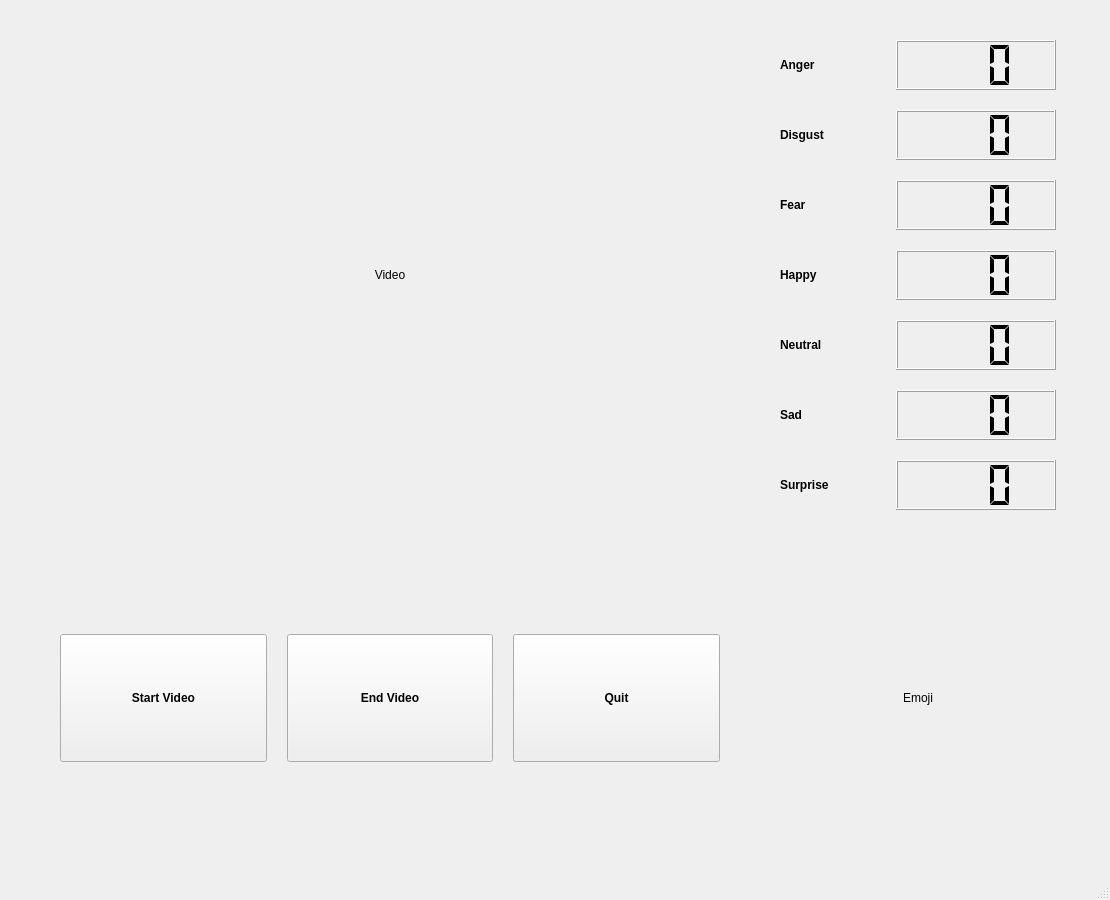
Before: the Qt Designer form userinterface.ui in tsweedie/Final, drawn with Qt 5.
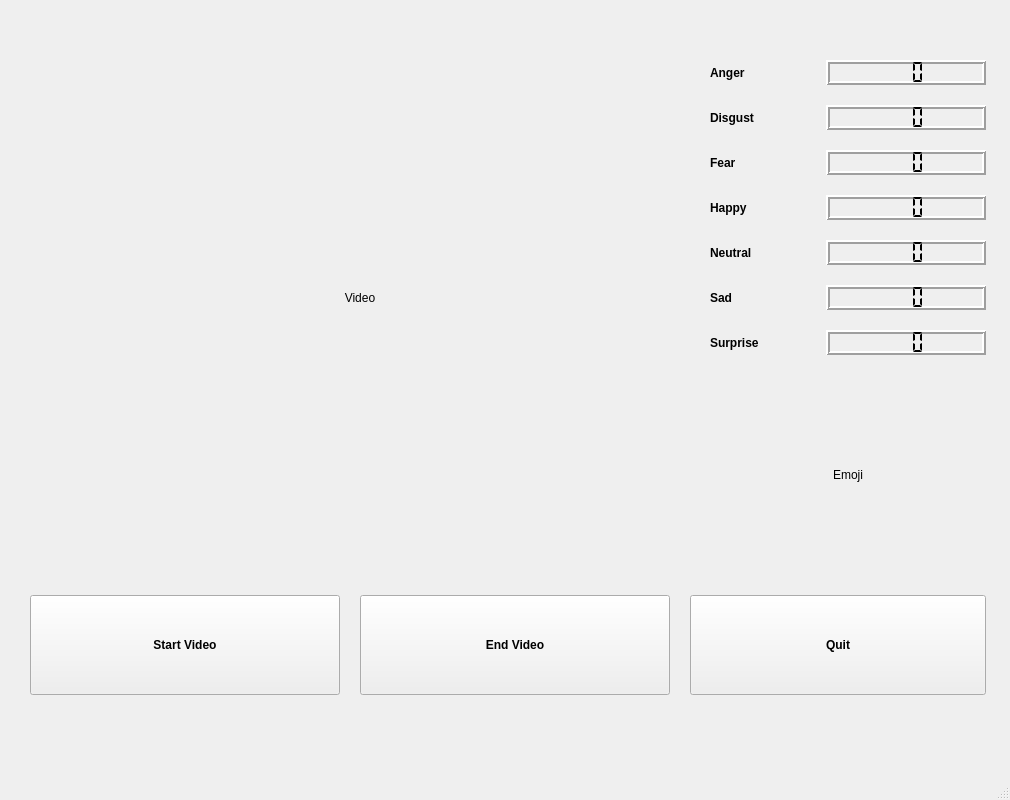
After: the same form once the commit is applied. Icons and pictures are not drawn.

What changed in the file:
```diff
--- a/userinterface.ui
+++ b/userinterface.ui
@@ -6,8 +6,8 @@
    <rect>
     <x>0</x>
     <y>0</y>
-    <width>1110</width>
-    <height>900</height>
+    <width>1010</width>
+    <height>800</height>
    </rect>
   </property>
   <property name="sizePolicy">
@@ -18,8 +18,8 @@
   </property>
   <property name="minimumSize">
    <size>
-    <width>1110</width>
-    <height>900</height>
+    <width>1010</width>
+    <height>800</height>
    </size>
   </property>
   <property name="cursor">
@@ -39,13 +39,13 @@
    <widget class="QWidget" name="gridLayoutWidget">
     <property name="geometry">
      <rect>
-      <x>40</x>
-      <y>20</y>
-      <width>1036</width>
-      <height>866</height>
+      <x>10</x>
+      <y>0</y>
+      <width>996</width>
+      <height>877</height>
      </rect>
     </property>
-    <layout class="QGridLayout" name="gridLayout" rowstretch="0,0,0,0,0,0,0,0,0,0,0" columnstretch="0,0,0,0,0,0">
+    <layout class="QGridLayout" name="gridLayout" rowstretch="0,0,0,0,0,0,0,0,0,0,0" columnstretch="0,0,0,0,0">
      <property name="sizeConstraint">
       <enum>QLayout::SetFixedSize</enum>
      </property>
@@ -55,29 +55,7 @@
      <property name="spacing">
       <number>20</number>
      </property>
-     <item row="5" column="5">
-      <widget class="QLCDNumber" name="lcd6">
-       <property name="sizePolicy">
-        <sizepolicy hsizetype="MinimumExpanding" vsizetype="MinimumExpanding">
-         <horstretch>0</horstretch>
-         <verstretch>0</verstretch>
-        </sizepolicy>
-       </property>
-       <property name="minimumSize">
-        <size>
-         <width>160</width>
-         <height>50</height>
-        </size>
-       </property>
-       <property name="numDigits">
-        <number>3</number>
-       </property>
-       <property name="segmentStyle">
-        <enum>QLCDNumber::Flat</enum>
-       </property>
-      </widget>
-     </item>
-     <item row="9" column="0" colspan="6">
+     <item row="10" column="0" colspan="5">
       <spacer name="horizontalSpacer_2">
        <property name="orientation">
         <enum>Qt::Horizontal</enum>
@@ -90,7 +68,41 @@
        </property>
       </spacer>
      </item>
-     <item row="8" column="1">
+     <item row="9" column="0">
+      <widget class="QPushButton" name="startVideoButton">
+       <property name="sizePolicy">
+        <sizepolicy hsizetype="MinimumExpanding" vsizetype="Fixed">
+         <horstretch>0</horstretch>
+         <verstretch>0</verstretch>
+        </sizepolicy>
+       </property>
+       <property name="minimumSize">
+        <size>
+         <width>100</width>
+         <height>100</height>
+        </size>
+       </property>
+       <property name="font">
+        <font>
+         <weight>75</weight>
+         <bold>true</bold>
+        </font>
+       </property>
+       <property name="text">
+        <string>Start Video</string>
+       </property>
+       <property name="autoDefault">
+        <bool>false</bool>
+       </property>
+       <property name="default">
+        <bool>false</bool>
+       </property>
+       <property name="flat">
+        <bool>false</bool>
+       </property>
+      </widget>
+     </item>
+     <item row="9" column="1">
       <widget class="QPushButton" name="endVideoButton">
        <property name="sizePolicy">
         <sizepolicy hsizetype="MinimumExpanding" vsizetype="Fixed">
@@ -100,8 +112,8 @@
        </property>
        <property name="minimumSize">
         <size>
-         <width>120</width>
-         <height>128</height>
+         <width>100</width>
+         <height>100</height>
         </size>
        </property>
        <property name="font">
@@ -115,33 +127,8 @@
        </property>
       </widget>
      </item>
-     <item row="8" column="2">
-      <widget class="QPushButton" name="quitVideoButton">
-       <property name="sizePolicy">
-        <sizepolicy hsizetype="MinimumExpanding" vsizetype="Fixed">
-         <horstretch>0</horstretch>
-         <verstretch>0</verstretch>
-        </sizepolicy>
-       </property>
-       <property name="minimumSize">
-        <size>
-         <width>120</width>
-         <height>128</height>
-        </size>
-       </property>
-       <property name="font">
-        <font>
-         <weight>75</weight>
-         <bold>true</bold>
-        </font>
-       </property>
-       <property name="text">
-        <string>Quit</string>
-       </property>
-      </widget>
-     </item>
-     <item row="6" column="4">
-      <widget class="QLabel" name="surpriseLabel">
+     <item row="0" column="0" rowspan="9" colspan="3">
+      <widget class="QLabel" name="videoLabel">
        <property name="sizePolicy">
         <sizepolicy hsizetype="MinimumExpanding" vsizetype="MinimumExpanding">
          <horstretch>0</horstretch>
@@ -150,22 +137,25 @@
        </property>
        <property name="minimumSize">
         <size>
-         <width>96</width>
-         <height>50</height>
+         <width>660</width>
+         <height>450</height>
         </size>
        </property>
-       <property name="font">
-        <font>
-         <weight>75</weight>
-         <bold>true</bold>
-        </font>
+       <property name="frameShape">
+        <enum>QFrame::NoFrame</enum>
+       </property>
+       <property name="lineWidth">
+        <number>1</number>
        </property>
        <property name="text">
-        <string>Surprise</string>
+        <string>Video</string>
+       </property>
+       <property name="alignment">
+        <set>Qt::AlignCenter</set>
        </property>
       </widget>
      </item>
-     <item row="8" column="4" colspan="2">
+     <item row="8" column="3" colspan="2">
       <widget class="QLabel" name="emojiLabel">
        <property name="sizePolicy">
         <sizepolicy hsizetype="MinimumExpanding" vsizetype="MinimumExpanding">
@@ -176,7 +166,7 @@
        <property name="minimumSize">
         <size>
          <width>256</width>
-         <height>256</height>
+         <height>200</height>
         </size>
        </property>
        <property name="autoFillBackground">
@@ -196,7 +186,63 @@
        </property>
       </widget>
      </item>
-     <item row="4" column="4">
+     <item row="7" column="3">
+      <widget class="QLabel" name="surpriseLabel">
+       <property name="sizePolicy">
+        <sizepolicy hsizetype="MinimumExpanding" vsizetype="MinimumExpanding">
+         <horstretch>0</horstretch>
+         <verstretch>0</verstretch>
+        </sizepolicy>
+       </property>
+       <property name="minimumSize">
+        <size>
+         <width>96</width>
+         <height>25</height>
+        </size>
+       </property>
+       <property name="font">
+        <font>
+         <weight>75</weight>
+         <bold>true</bold>
+        </font>
+       </property>
+       <property name="text">
+        <string>Surprise</string>
+       </property>
+      </widget>
+     </item>
+     <item row="7" column="4">
+      <widget class="QLCDNumber" name="lcd7">
+       <property name="sizePolicy">
+        <sizepolicy hsizetype="MinimumExpanding" vsizetype="MinimumExpanding">
+         <horstretch>0</horstretch>
+         <verstretch>0</verstretch>
+        </sizepolicy>
+       </property>
+       <property name="minimumSize">
+        <size>
+         <width>160</width>
+         <height>25</height>
+        </size>
+       </property>
+       <property name="lineWidth">
+        <number>2</number>
+       </property>
+       <property name="midLineWidth">
+        <number>0</number>
+       </property>
+       <property name="numDigits">
+        <number>3</number>
+       </property>
+       <property name="segmentStyle">
+        <enum>QLCDNumber::Flat</enum>
+       </property>
+       <property name="intValue" stdset="0">
+        <number>0</number>
+       </property>
+      </widget>
+     </item>
+     <item row="5" column="3">
       <widget class="QLabel" name="neutralLabel">
        <property name="sizePolicy">
         <sizepolicy hsizetype="MinimumExpanding" vsizetype="MinimumExpanding">
@@ -207,7 +253,7 @@
        <property name="minimumSize">
         <size>
          <width>96</width>
-         <height>50</height>
+         <height>25</height>
         </size>
        </property>
        <property name="font">
@@ -221,8 +267,58 @@
        </property>
       </widget>
      </item>
+     <item row="4" column="3">
+      <widget class="QLabel" name="happyLabel">
+       <property name="sizePolicy">
+        <sizepolicy hsizetype="MinimumExpanding" vsizetype="MinimumExpanding">
+         <horstretch>0</horstretch>
+         <verstretch>0</verstretch>
+        </sizepolicy>
+       </property>
+       <property name="minimumSize">
+        <size>
+         <width>96</width>
+         <height>25</height>
+        </size>
+       </property>
+       <property name="font">
+        <font>
+         <weight>75</weight>
+         <bold>true</bold>
+        </font>
+       </property>
+       <property name="text">
+        <string>Happy</string>
+       </property>
+      </widget>
+     </item>
+     <item row="1" column="3">
+      <widget class="QLabel" name="angerLabel">
+       <property name="sizePolicy">
+        <sizepolicy hsizetype="MinimumExpanding" vsizetype="MinimumExpanding">
+         <horstretch>0</horstretch>
+         <verstretch>0</verstretch>
+        </sizepolicy>
+       </property>
+       <property name="minimumSize">
+        <size>
+         <width>96</width>
+         <height>25</height>
+        </size>
+       </property>
+       <property name="font">
+        <font>
+         <weight>75</weight>
+         <bold>true</bold>
+        </font>
+       </property>
+       <property name="text">
+        <string>Anger</string>
+       </property>
+      </widget>
+     </item>
      <item row="5" column="4">
-      <widget class="QLabel" name="sadLabel">
+      <widget class="QLCDNumber" name="lcd5">
        <property name="sizePolicy">
         <sizepolicy hsizetype="MinimumExpanding" vsizetype="MinimumExpanding">
          <horstretch>0</horstretch>
@@ -231,39 +327,29 @@
        </property>
        <property name="minimumSize">
         <size>
-         <width>96</width>
-         <height>50</height>
+         <width>160</width>
+         <height>25</height>
         </size>
        </property>
-       <property name="font">
-        <font>
-         <weight>75</weight>
-         <bold>true</bold>
-        </font>
+       <property name="lineWidth">
+        <number>2</number>
        </property>
-       <property name="text">
-        <string>Sad</string>
+       <property name="midLineWidth">
+        <number>0</number>
        </property>
-      </widget>
-     </item>
-     <item row="7" column="0" colspan="3">
-      <spacer name="horizontalSpacer">
-       <property name="orientation">
-        <enum>Qt::Horizontal</enum>
+       <property name="numDigits">
+        <number>3</number>
        </property>
-       <property name="sizeType">
-        <enum>QSizePolicy::MinimumExpanding</enum>
+       <property name="mode">
+        <enum>QLCDNumber::Dec</enum>
        </property>
-       <property name="sizeHint" stdset="0">
-        <size>
-         <width>40</width>
-         <height>20</height>
-        </size>
+       <property name="segmentStyle">
+        <enum>QLCDNumber::Flat</enum>
        </property>
-      </spacer>
+      </widget>
      </item>
-     <item row="0" column="0" rowspan="7" colspan="3">
-      <widget class="QLabel" name="videoLabel">
+     <item row="4" column="4">
+      <widget class="QLCDNumber" name="lcd4">
        <property name="sizePolicy">
         <sizepolicy hsizetype="MinimumExpanding" vsizetype="MinimumExpanding">
          <horstretch>0</horstretch>
@@ -272,25 +358,22 @@
        </property>
        <property name="minimumSize">
         <size>
-         <width>660</width>
-         <height>450</height>
+         <width>160</width>
+         <height>25</height>
         </size>
        </property>
-       <property name="frameShape">
-        <enum>QFrame::NoFrame</enum>
-       </property>
        <property name="lineWidth">
-        <number>1</number>
+        <number>2</number>
        </property>
-       <property name="text">
-        <string>Video</string>
+       <property name="numDigits">
+        <number>3</number>
        </property>
-       <property name="alignment">
-        <set>Qt::AlignCenter</set>
+       <property name="segmentStyle">
+        <enum>QLCDNumber::Flat</enum>
        </property>
       </widget>
      </item>
-     <item row="0" column="5">
+     <item row="1" column="4">
       <widget class="QLCDNumber" name="lcd1">
        <property name="sizePolicy">
         <sizepolicy hsizetype="MinimumExpanding" vsizetype="MinimumExpanding">
@@ -301,12 +384,15 @@
        <property name="minimumSize">
         <size>
          <width>160</width>
-         <height>50</height>
+         <height>25</height>
         </size>
        </property>
        <property name="frameShadow">
         <enum>QFrame::Raised</enum>
        </property>
+       <property name="lineWidth">
+        <number>2</number>
+       </property>
        <property name="smallDecimalPoint">
         <bool>false</bool>
        </property>
@@ -318,121 +404,33 @@
        </property>
       </widget>
      </item>
-     <item row="2" column="5">
-      <widget class="QLCDNumber" name="lcd3">
+     <item row="9" column="2" colspan="3">
+      <widget class="QPushButton" name="quitVideoButton">
        <property name="sizePolicy">
-        <sizepolicy hsizetype="MinimumExpanding" vsizetype="MinimumExpanding">
+        <sizepolicy hsizetype="MinimumExpanding" vsizetype="Fixed">
          <horstretch>0</horstretch>
          <verstretch>0</verstretch>
         </sizepolicy>
        </property>
        <property name="minimumSize">
         <size>
-         <width>160</width>
-         <height>50</height>
+         <width>100</width>
+         <height>100</height>
         </size>
        </property>
-       <property name="numDigits">
-        <number>3</number>
+       <property name="font">
+        <font>
+         <weight>75</weight>
+         <bold>true</bold>
+        </font>
        </property>
-       <property name="segmentStyle">
-        <enum>QLCDNumber::Flat</enum>
-       </property>
-      </widget>
-     </item>
-     <item row="3" column="5">
-      <widget class="QLCDNumber" name="lcd4">
-       <property name="sizePolicy">
-        <sizepolicy hsizetype="MinimumExpanding" vsizetype="MinimumExpanding">
-         <horstretch>0</horstretch>
-         <verstretch>0</verstretch>
-        </sizepolicy>
-       </property>
-       <property name="minimumSize">
-        <size>
-         <width>160</width>
-         <height>50</height>
-        </size>
-       </property>
-       <property name="numDigits">
-        <number>3</number>
-       </property>
-       <property name="segmentStyle">
-        <enum>QLCDNumber::Flat</enum>
-       </property>
-      </widget>
-     </item>
-     <item row="4" column="5">
-      <widget class="QLCDNumber" name="lcd5">
-       <property name="sizePolicy">
-        <sizepolicy hsizetype="MinimumExpanding" vsizetype="MinimumExpanding">
-         <horstretch>0</horstretch>
-         <verstretch>0</verstretch>
-        </sizepolicy>
-       </property>
-       <property name="minimumSize">
-        <size>
-         <width>160</width>
-         <height>50</height>
-        </size>
-       </property>
-       <property name="numDigits">
-        <number>3</number>
-       </property>
-       <property name="segmentStyle">
-        <enum>QLCDNumber::Flat</enum>
-       </property>
-      </widget>
-     </item>
-     <item row="1" column="5">
-      <widget class="QLCDNumber" name="lcd2">
-       <property name="sizePolicy">
-        <sizepolicy hsizetype="MinimumExpanding" vsizetype="MinimumExpanding">
-         <horstretch>0</horstretch>
-         <verstretch>0</verstretch>
-        </sizepolicy>
-       </property>
-       <property name="minimumSize">
-        <size>
-         <width>160</width>
-         <height>50</height>
-        </size>
-       </property>
-       <property name="numDigits">
-        <number>3</number>
-       </property>
-       <property name="segmentStyle">
-        <enum>QLCDNumber::Flat</enum>
+       <property name="text">
+        <string>Quit</string>
        </property>
       </widget>
      </item>
      <item row="3" column="4">
-      <widget class="QLabel" name="happyLabel">
-       <property name="sizePolicy">
-        <sizepolicy hsizetype="MinimumExpanding" vsizetype="MinimumExpanding">
-         <horstretch>0</horstretch>
-         <verstretch>0</verstretch>
-        </sizepolicy>
-       </property>
-       <property name="minimumSize">
-        <size>
-         <width>96</width>
-         <height>50</height>
-        </size>
-       </property>
-       <property name="font">
-        <font>
-         <weight>75</weight>
-         <bold>true</bold>
-        </font>
-       </property>
-       <property name="text">
-        <string>Happy</string>
-       </property>
-      </widget>
-     </item>
-     <item row="6" column="5">
-      <widget class="QLCDNumber" name="lcd7">
+      <widget class="QLCDNumber" name="lcd3">
        <property name="sizePolicy">
         <sizepolicy hsizetype="MinimumExpanding" vsizetype="MinimumExpanding">
          <horstretch>0</horstretch>
@@ -442,47 +440,22 @@
        <property name="minimumSize">
         <size>
          <width>160</width>
-         <height>50</height>
+         <height>25</height>
         </size>
        </property>
-       <property name="numDigits">
+       <property name="lineWidth">
+        <number>2</number>
+       </property>
+       <property name="digitCount">
         <number>3</number>
        </property>
        <property name="segmentStyle">
         <enum>QLCDNumber::Flat</enum>
-       </property>
-       <property name="intValue" stdset="0">
-        <number>0</number>
-       </property>
-      </widget>
-     </item>
-     <item row="8" column="0">
-      <widget class="QPushButton" name="startVideoButton">
-       <property name="sizePolicy">
-        <sizepolicy hsizetype="MinimumExpanding" vsizetype="Fixed">
-         <horstretch>0</horstretch>
-         <verstretch>0</verstretch>
-        </sizepolicy>
-       </property>
-       <property name="minimumSize">
-        <size>
-         <width>120</width>
-         <height>128</height>
-        </size>
-       </property>
-       <property name="font">
-        <font>
-         <weight>75</weight>
-         <bold>true</bold>
-        </font>
-       </property>
-       <property name="text">
-        <string>Start Video</string>
        </property>
       </widget>
      </item>
      <item row="2" column="4">
-      <widget class="QLabel" name="fearLabel">
+      <widget class="QLCDNumber" name="lcd2">
        <property name="sizePolicy">
         <sizepolicy hsizetype="MinimumExpanding" vsizetype="MinimumExpanding">
          <horstretch>0</horstretch>
@@ -491,23 +464,23 @@
        </property>
        <property name="minimumSize">
         <size>
-         <width>96</width>
-         <height>50</height>
+         <width>160</width>
+         <height>25</height>
         </size>
        </property>
-       <property name="font">
-        <font>
-         <weight>75</weight>
-         <bold>true</bold>
-        </font>
+       <property name="lineWidth">
+        <number>2</number>
        </property>
-       <property name="text">
-        <string>Fear</string>
+       <property name="digitCount">
+        <number>3</number>
        </property>
+       <property name="segmentStyle">
+        <enum>QLCDNumber::Flat</enum>
+       </property>
       </widget>
      </item>
-     <item row="0" column="4">
-      <widget class="QLabel" name="angerLabel">
+     <item row="6" column="4">
+      <widget class="QLCDNumber" name="lcd6">
        <property name="sizePolicy">
         <sizepolicy hsizetype="MinimumExpanding" vsizetype="MinimumExpanding">
          <horstretch>0</horstretch>
@@ -516,35 +489,36 @@
        </property>
        <property name="minimumSize">
         <size>
-         <width>96</width>
-         <height>50</height>
+         <width>160</width>
+         <height>25</height>
         </size>
        </property>
-       <property name="font">
-        <font>
-         <weight>75</weight>
-         <bold>true</bold>
-        </font>
+       <property name="lineWidth">
+        <number>2</number>
        </property>
-       <property name="text">
-        <string>Anger</string>
+       <property name="digitCount">
+        <number>3</number>
        </property>
+       <property name="segmentStyle">
+        <enum>QLCDNumber::Flat</enum>
+       </property>
       </widget>
      </item>
-     <item row="1" column="4">
+     <item row="0" column="3" colspan="2">
+      <spacer name="horizontalSpacer">
+       <property name="orientation">
+        <enum>Qt::Horizontal</enum>
+       </property>
+       <property name="sizeHint" stdset="0">
+        <size>
+         <width>40</width>
+         <height>20</height>
+        </size>
+       </property>
+      </spacer>
+     </item>
+     <item row="2" column="3">
       <widget class="QLabel" name="disgustLabel">
-       <property name="sizePolicy">
-        <sizepolicy hsizetype="MinimumExpanding" vsizetype="MinimumExpanding">
-         <horstretch>0</horstretch>
-         <verstretch>0</verstretch>
-        </sizepolicy>
-       </property>
-       <property name="minimumSize">
-        <size>
-         <width>96</width>
-         <height>50</height>
-        </size>
-       </property>
        <property name="font">
         <font>
          <weight>75</weight>
@@ -556,21 +530,31 @@
        </property>
       </widget>
      </item>
-     <item row="0" column="3" rowspan="9">
-      <spacer name="verticalSpacer">
-       <property name="orientation">
-        <enum>Qt::Vertical</enum>
+     <item row="3" column="3">
+      <widget class="QLabel" name="fearLabel">
+       <property name="font">
+        <font>
+         <weight>75</weight>
+         <bold>true</bold>
+        </font>
        </property>
-       <property name="sizeType">
-        <enum>QSizePolicy::MinimumExpanding</enum>
+       <property name="text">
+        <string>Fear</string>
        </property>
-       <property name="sizeHint" stdset="0">
-        <size>
-         <width>20</width>
-         <height>40</height>
-        </size>
+      </widget>
+     </item>
+     <item row="6" column="3">
+      <widget class="QLabel" name="sadLabel">
+       <property name="font">
+        <font>
+         <weight>75</weight>
+         <bold>true</bold>
+        </font>
        </property>
-      </spacer>
+       <property name="text">
+        <string>Sad</string>
+       </property>
+      </widget>
      </item>
     </layout>
    </widget>
```
Left out of the diff: 5 changed lines with no effect on the pictures.
